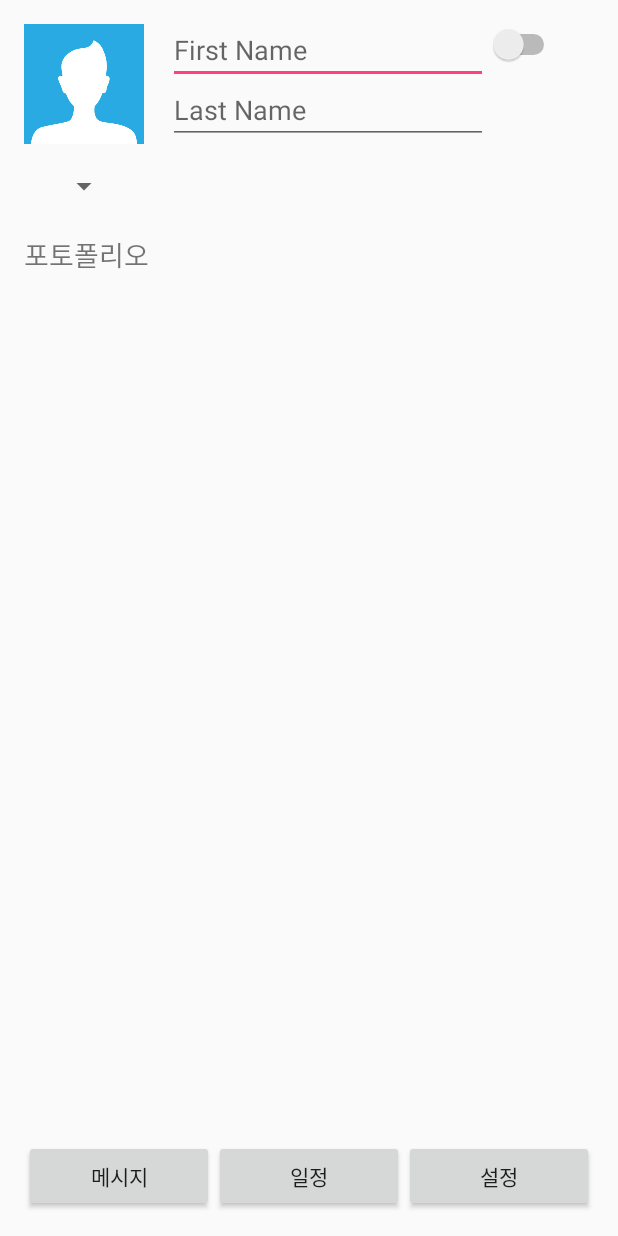
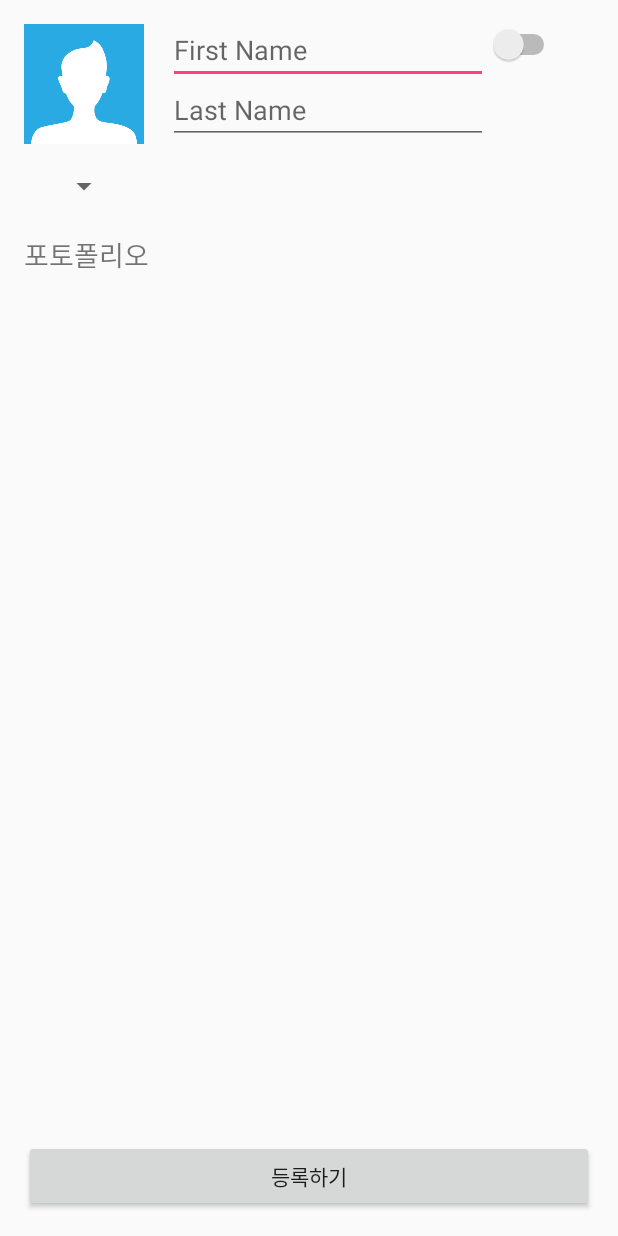
Before and after one commit to Curookie/startupwe-piccle, an Android app: the layout activity_give_register.xml on its own in the app's theme, with its tools: preview values and no code run, on a phone screen of 412 x 824 dp. Run offline under Robolectric (Android 15) with nearby library versions, the phone set to English and light mode, and no system bars.

Commit message:
GiveRegister 수정

```diff
--- a/app/src/main/res/layout/activity_give_register.xml
+++ b/app/src/main/res/layout/activity_give_register.xml
@@ -107,24 +107,10 @@
         android:gravity="bottom">
 
         <Button
-            android:text="메시지"
+            android:text="등록하기"
             android:layout_width="wrap_content"
             android:layout_height="wrap_content"
-            android:id="@+id/btnMessage"
-            android:layout_weight="1" />
-
-        <Button
-            android:text="일정"
-            android:layout_width="wrap_content"
-            android:layout_height="wrap_content"
-            android:id="@+id/btnDate"
-            android:layout_weight="1" />
-
-        <Button
-            android:text="설정"
-            android:layout_width="wrap_content"
-            android:layout_height="wrap_content"
-            android:id="@+id/btnSetting"
+            android:id="@+id/btnDone"
             android:layout_weight="1" />
     </LinearLayout>
 
--- a/app/src/main/res/layout/activity_join.xml
+++ b/app/src/main/res/layout/activity_join.xml
@@ -127,10 +127,10 @@
     <Button
         android:background="@mipmap/nextbtn"
         android:layout_width="70dp"
-        android:layout_height="40dp"
         android:id="@+id/btnNext"
         android:elevation="1dp"
         android:layout_gravity="center"
-        android:layout_marginTop="50dp" />
+        android:layout_marginTop="50dp"
+        android:layout_height="35dp" />
 
 </LinearLayout>
```
Also changed, not shown: app/src/main/java/piccle/startupwe/piccle/GiveMainActivity.java (+14 -3 lines), app/src/main/java/piccle/startupwe/piccle/GiveRegisterActivity.java (+12 -0 lines), app/src/main/res/mipmap-xhdpi/btnaa.png (added), app/src/main/res/mipmap-xhdpi/btnbb.png (added), app/src/main/res/mipmap-xhdpi/btncc.png (added), app/src/main/res/mipmap-xhdpi/camara.png (added).
